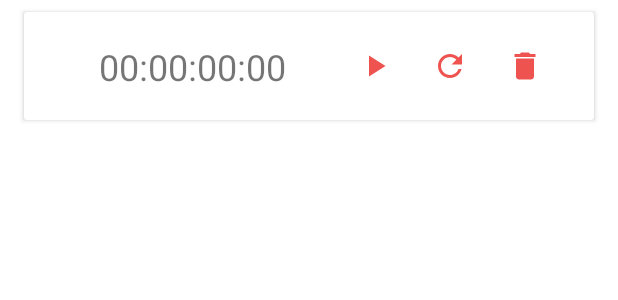
After one commit to korney-by/RSShcool2021-Android-task-Pomodoro, an Android app: the layout stopwatch_item.xml on its own in the app's theme, with its tools: preview values and no code run, on a phone screen of 412 x 824 dp. The commit adds this screen. Shown: the top 300 px of the screen. Run offline under Robolectric (Android 15) with nearby library versions, the phone set to English and light mode, and no system bars.

Commit message:
feat: interface - first stage

```diff
--- a/app/build.gradle
+++ b/app/build.gradle
@@ -30,6 +30,10 @@ android {
     kotlinOptions {
         jvmTarget = '1.8'
     }
+
+    buildFeatures {
+        viewBinding true
+    }
 }
 
 dependencies {
--- a/app/src/main/java/com/korneysoft/rsshcool2021_android_task_pomodoro/MainActivity.kt
+++ b/app/src/main/java/com/korneysoft/rsshcool2021_android_task_pomodoro/MainActivity.kt
@@ -2,10 +2,14 @@ package com.korneysoft.rsshcool2021_android_task_pomodoro
 
 import androidx.appcompat.app.AppCompatActivity
 import android.os.Bundle
+import com.korneysoft.rsshcool2021_android_task_pomodoro.databinding.ActivityMainBinding
 
 class MainActivity : AppCompatActivity() {
+    private lateinit var binding: ActivityMainBinding
+
     override fun onCreate(savedInstanceState: Bundle?) {
         super.onCreate(savedInstanceState)
-        setContentView(R.layout.activity_main)
+        binding = ActivityMainBinding.inflate(layoutInflater)
+        setContentView(binding.root)
     }
 }
--- /dev/null
+++ b/app/src/main/res/drawable/blinking_circle.xml
@@ -0,0 +1,10 @@
+<?xml version="1.0" encoding="utf-8"?>
+<animation-list xmlns:android="http://schemas.android.com/apk/res/android"
+    android:oneshot="false">
+    <item
+        android:drawable="@color/transparent"
+        android:duration="700" />
+    <item
+        android:drawable="@drawable/circle"
+        android:duration="700" />
+</animation-list>
--- /dev/null
+++ b/app/src/main/res/drawable/circle.xml
@@ -0,0 +1,7 @@
+<?xml version="1.0" encoding="utf-8"?>
+<shape xmlns:android="http://schemas.android.com/apk/res/android"    android:shape="oval">
+    <solid android:color="@color/red_100_dark" />
+    <size
+        android:width="8dp"
+        android:height="8dp" />
+</shape>
--- /dev/null
+++ b/app/src/main/res/drawable/ic_baseline_delete_24.xml
@@ -0,0 +1,10 @@
+<vector xmlns:android="http://schemas.android.com/apk/res/android"
+    android:width="24dp"
+    android:height="24dp"
+    android:tint="@color/red_100_dark"
+    android:viewportWidth="24"
+    android:viewportHeight="24">
+    <path
+        android:fillColor="@android:color/white"
+        android:pathData="M6,19c0,1.1 0.9,2 2,2h8c1.1,0 2,-0.9 2,-2V7H6v12zM19,4h-3.5l-1,-1h-5l-1,1H5v2h14V4z" />
+</vector>
--- /dev/null
+++ b/app/src/main/res/drawable/ic_baseline_play_arrow_24.xml
@@ -0,0 +1,10 @@
+<vector xmlns:android="http://schemas.android.com/apk/res/android"
+    android:width="24dp"
+    android:height="24dp"
+    android:tint="@color/red_100_dark"
+    android:viewportWidth="24"
+    android:viewportHeight="24">
+    <path
+        android:fillColor="@android:color/white"
+        android:pathData="M8,5v14l11,-7z" />
+</vector>
--- /dev/null
+++ b/app/src/main/res/drawable/ic_baseline_refresh_24.xml
@@ -0,0 +1,10 @@
+<vector xmlns:android="http://schemas.android.com/apk/res/android"
+    android:width="24dp"
+    android:height="24dp"
+    android:tint="@color/red_100_dark"
+    android:viewportWidth="24"
+    android:viewportHeight="24">
+    <path
+        android:fillColor="@android:color/white"
+        android:pathData="M17.65,6.35C16.2,4.9 14.21,4 12,4c-4.42,0 -7.99,3.58 -7.99,8s3.57,8 7.99,8c3.73,0 6.84,-2.55 7.73,-6h-2.08c-0.82,2.33 -3.04,4 -5.65,4 -3.31,0 -6,-2.69 -6,-6s2.69,-6 6,-6c1.66,0 3.14,0.69 4.22,1.78L13,11h7V4l-2.35,2.35z" />
+</vector>
--- /dev/null
+++ b/app/src/main/res/layout/stopwatch_item.xml
@@ -0,0 +1,77 @@
+<?xml version="1.0" encoding="utf-8"?>
+<androidx.cardview.widget.CardView xmlns:android="http://schemas.android.com/apk/res/android"
+    xmlns:app="http://schemas.android.com/apk/res-auto"
+    xmlns:tools="http://schemas.android.com/tools"
+    android:layout_width="match_parent"
+    android:layout_height="wrap_content"
+    android:layout_marginStart="16dp"
+    android:layout_marginTop="8dp"
+    android:layout_marginEnd="16dp"
+    android:layout_marginBottom="8dp">
+
+    <androidx.constraintlayout.widget.ConstraintLayout
+        android:layout_width="match_parent"
+        android:layout_height="wrap_content"
+        android:padding="16dp">
+
+
+        <ImageView
+            android:id="@+id/blinking_indicator"
+            android:layout_width="8dp"
+            android:layout_height="8dp"
+            android:layout_marginStart="16dp"
+            android:background="@drawable/blinking_circle"
+            app:layout_constraintBottom_toBottomOf="parent"
+            app:layout_constraintStart_toStartOf="parent"
+            app:layout_constraintTop_toTopOf="parent" />
+
+        <TextView
+            android:id="@+id/stopwatch_timer"
+            android:layout_width="0dp"
+            android:layout_height="wrap_content"
+            android:layout_marginStart="10dp"
+            android:text="00:00:00:00"
+            android:textSize="24sp"
+            app:layout_constraintBottom_toBottomOf="parent"
+            app:layout_constraintStart_toEndOf="@id/blinking_indicator"
+            app:layout_constraintTop_toTopOf="parent" />
+
+        <ImageButton
+            android:id="@+id/start_pause_button"
+            android:layout_width="0dp"
+            android:layout_height="wrap_content"
+            android:layout_marginEnd="10dp"
+            android:background="@color/cardview_light_background"
+            android:padding="8dp"
+            android:src="@drawable/ic_baseline_play_arrow_24"
+            app:layout_constraintBottom_toBottomOf="parent"
+            app:layout_constraintEnd_toStartOf="@id/restart_button"
+            app:layout_constraintTop_toTopOf="parent" />
+
+        <ImageButton
+            android:id="@+id/restart_button"
+            android:layout_width="0dp"
+            android:layout_height="wrap_content"
+            android:layout_marginEnd="10dp"
+            android:background="@color/cardview_light_background"
+            android:padding="8dp"
+            android:src="@drawable/ic_baseline_refresh_24"
+            app:layout_constraintBottom_toBottomOf="parent"
+            app:layout_constraintEnd_toStartOf="@id/delete_button"
+            app:layout_constraintTop_toTopOf="parent" />
+
+        <ImageButton
+            android:id="@+id/delete_button"
+            android:layout_width="0dp"
+            android:layout_height="wrap_content"
+            android:layout_marginEnd="10dp"
+            android:background="@color/cardview_light_background"
+            android:padding="8dp"
+            android:src="@drawable/ic_baseline_delete_24"
+            app:layout_constraintBottom_toBottomOf="parent"
+            app:layout_constraintEnd_toEndOf="parent"
+            app:layout_constraintTop_toTopOf="parent" />
+
+    </androidx.constraintlayout.widget.ConstraintLayout>
+
+</androidx.cardview.widget.CardView>
--- a/app/src/main/res/values/colors.xml
+++ b/app/src/main/res/values/colors.xml
@@ -7,6 +7,7 @@
     <color name="teal_700">#FF018786</color>
     <color name="black">#FF000000</color>
     <color name="white">#FFFFFFFF</color>
+    <color name="transparent">#00000000</color>
 
     <color name="red_100">#EF9A9A</color>
     <color name="red_100_light">#FFCDD2</color>
--- a/app/src/main/res/values/themes.xml
+++ b/app/src/main/res/values/themes.xml
@@ -1,6 +1,6 @@
 <resources xmlns:tools="http://schemas.android.com/tools">
     <!-- Base application theme. -->
-    <style name="Theme.RSShcool2021AndroidtaskPomodoro" parent="Theme.MaterialComponents.DayNight.DarkActionBar">
+    <style name="Theme.Pomodoro" parent="Theme.MaterialComponents.DayNight.DarkActionBar">
         <!-- Primary brand color. -->
         <item name="colorPrimary">@color/red_100_dark</item>
         <item name="colorPrimaryDark">#D32F2F</item>
```
Also changed, not shown: app/src/main/AndroidManifest.xml (+5 -2 lines), app/src/main/res/drawable/ic_baseline_pause_24.xml (added, +10 -0 lines), app/src/main/res/layout/activity_main.xml (+63 -6 lines).
